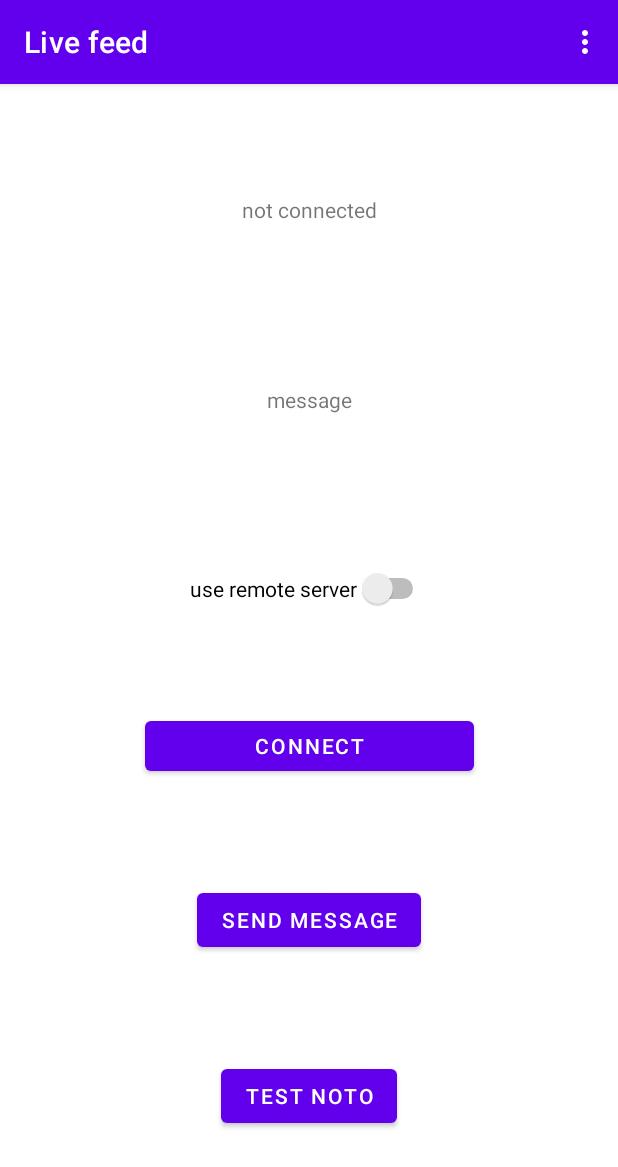
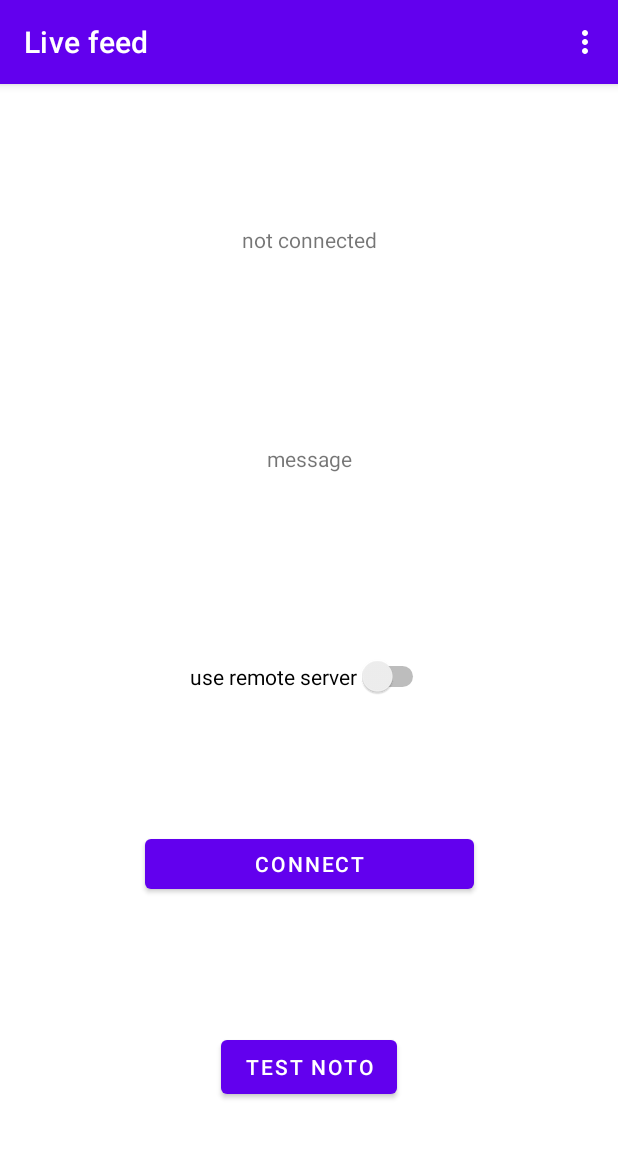
Before and after one commit to Senior-Project-10A-IOT/phone-app, an Android app: the screen it shows after launch (MainActivity), on a phone screen of 412 x 824 dp. Shown: the top 1167 px of the screen. Run offline under Robolectric (Android 15) with nearby library versions, the phone set to English and light mode, and no system bars; our stand-ins replace Volley, navigation-ui; libraries missing offline, so code that uses them is left out: com.neovisionaries.ws; 1 statement that could not run was skipped.

Commit message:
resize conn status, remove button

```diff
--- a/app/src/main/java/com/example/testapp/FirstFragment.java
+++ b/app/src/main/java/com/example/testapp/FirstFragment.java
@@ -73,10 +73,6 @@ public class FirstFragment extends Fragment {
         setDisconnectedState();
         listener = new Listener();
 
-        binding.sendMessage.setOnClickListener(view -> {
-            WebsocketWrapper.sendText("phone");
-        });
-
         binding.connectDisconnect.setOnClickListener(view -> {
             if (WebsocketWrapper.isConnected()) {
                 WebsocketWrapper.disconnect();
--- a/app/src/main/res/layout/fragment_first.xml
+++ b/app/src/main/res/layout/fragment_first.xml
@@ -8,7 +8,7 @@
 
     <TextView
         android:id="@+id/socketResponse"
-        android:layout_width="270dp"
+        android:layout_width="320dp"
         android:layout_height="85dp"
         android:gravity="center"
         android:text="message"
@@ -20,8 +20,8 @@
 
     <TextView
         android:id="@+id/connectionStatus"
-        android:layout_width="239dp"
-        android:layout_height="29dp"
+        android:layout_width="343dp"
+        android:layout_height="30dp"
         android:gravity="center"
         android:text="connection status"
         app:layout_constraintBottom_toTopOf="@+id/socketResponse"
@@ -31,22 +31,11 @@
         app:layout_constraintTop_toTopOf="parent" />
 
     <Button
-        android:id="@+id/sendMessage"
-        android:layout_width="wrap_content"
-        android:layout_height="wrap_content"
-        android:text="send message"
-        app:layout_constraintBottom_toTopOf="@+id/testNoto"
-        app:layout_constraintEnd_toEndOf="parent"
-        app:layout_constraintHorizontal_bias="0.5"
-        app:layout_constraintStart_toStartOf="parent"
-        app:layout_constraintTop_toBottomOf="@+id/connectDisconnect" />
-
-    <Button
         android:id="@+id/connectDisconnect"
         android:layout_width="219dp"
         android:layout_height="45dp"
         android:text="connect"
-        app:layout_constraintBottom_toTopOf="@+id/sendMessage"
+        app:layout_constraintBottom_toTopOf="@+id/testNoto"
         app:layout_constraintEnd_toEndOf="parent"
         app:layout_constraintHorizontal_bias="0.5"
         app:layout_constraintStart_toStartOf="parent"
@@ -61,7 +50,7 @@
         app:layout_constraintEnd_toEndOf="parent"
         app:layout_constraintHorizontal_bias="0.5"
         app:layout_constraintStart_toStartOf="parent"
-        app:layout_constraintTop_toBottomOf="@+id/sendMessage" />
+        app:layout_constraintTop_toBottomOf="@+id/connectDisconnect" />
 
     <Switch
         android:id="@+id/useRemote"
```
